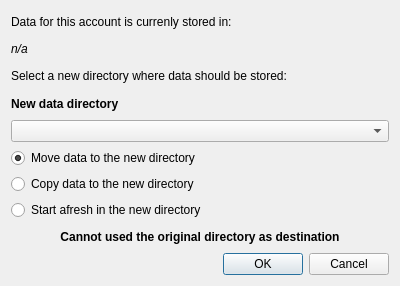
This is src/gui/ui/dlg_change_directory.ui in psakar/datovka as Qt 5 draws it before an edit. The edited form follows.
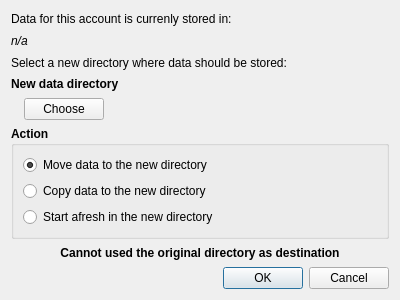
This is the edited form.

Commit message: Added Change data directory functionality

```diff
--- a/src/gui/ui/dlg_change_directory.ui
+++ b/src/gui/ui/dlg_change_directory.ui
@@ -7,7 +7,7 @@
     <x>0</x>
     <y>0</y>
     <width>400</width>
-    <height>286</height>
+    <height>300</height>
    </rect>
   </property>
   <property name="windowTitle">
@@ -54,10 +54,63 @@
     </widget>
    </item>
    <item>
-    <widget class="QComboBox" name="newDirectoryComboBox"/>
-   </item>
+    <layout class="QHBoxLayout" name="horizontalLayout">
+     <item>
+      <widget class="QLabel" name="newPath">
+       <property name="font">
+        <font>
+         <weight>75</weight>
+         <italic>true</italic>
+         <bold>true</bold>
+        </font>
+       </property>
+       <property name="text">
+        <string/>
+       </property>
+      </widget>
+     </item>
+     <item>
+      <widget class="QPushButton" name="chooseButton">
+       <property name="text">
+        <string>Choose</string>
+       </property>
+      </widget>
+     </item>
+     <item>
+      <spacer name="horizontalSpacer">
+       <property name="orientation">
+        <enum>Qt::Horizontal</enum>
+       </property>
+       <property name="sizeHint" stdset="0">
+        <size>
+         <width>40</width>
+         <height>20</height>
+        </size>
+       </property>
+      </spacer>
+     </item>
+    </layout>
+   </item>
+   <item>
+    <widget class="QGroupBox" name="groupBox">
+     <property name="font">
+      <font>
+       <weight>75</weight>
+       <bold>true</bold>
+      </font>
+     </property>
+     <property name="title">
+      <string>Action</string>
+     </property>
+     <layout class="QVBoxLayout" name="verticalLayout_2">
    <item>
     <widget class="QRadioButton" name="moveDataRadioButton">
+        <property name="font">
+         <font>
+          <weight>50</weight>
+          <bold>false</bold>
+         </font>
+        </property>
      <property name="text">
       <string>Move data to the new directory</string>
      </property>
@@ -68,6 +121,12 @@
    </item>
    <item>
     <widget class="QRadioButton" name="copyDataRdioButton">
+        <property name="font">
+         <font>
+          <weight>50</weight>
+          <bold>false</bold>
+         </font>
+        </property>
      <property name="text">
       <string>Copy data to the new directory</string>
      </property>
@@ -75,11 +134,20 @@
    </item>
    <item>
     <widget class="QRadioButton" name="StartDataRadioButton">
+        <property name="font">
+         <font>
+          <weight>50</weight>
+          <bold>false</bold>
+         </font>
+        </property>
      <property name="text">
       <string>Start afresh in the new directory</string>
      </property>
     </widget>
    </item>
+     </layout>
+    </widget>
+   </item>
    <item>
     <widget class="QLabel" name="label4">
      <property name="font">
```
Left out of the diff: 2 changed lines with no effect on the pictures. Lines whose indentation alone changed are shown as unchanged. The commit also changes 3 other files.
